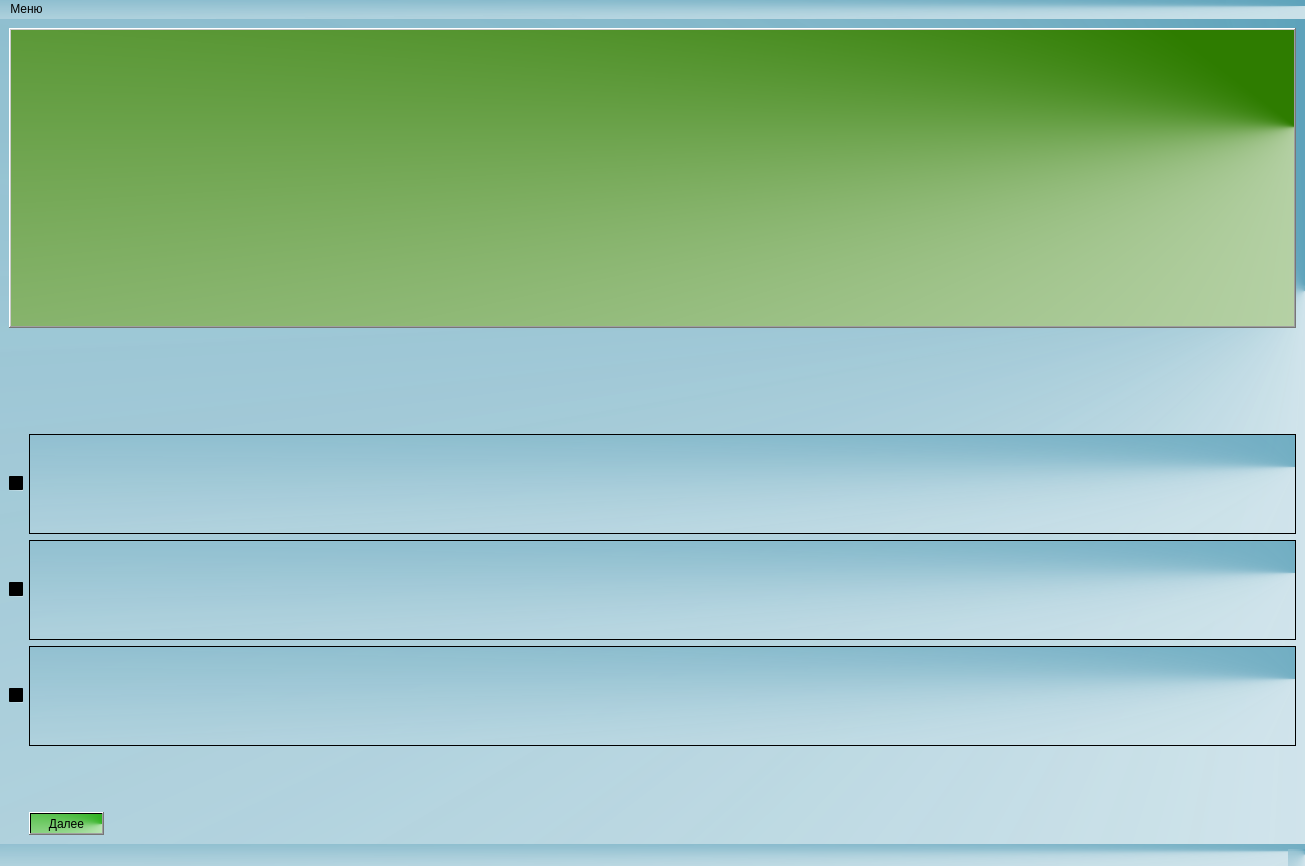
Old version of the form Test_design.ui in the repository meteoaza/Testing_application.
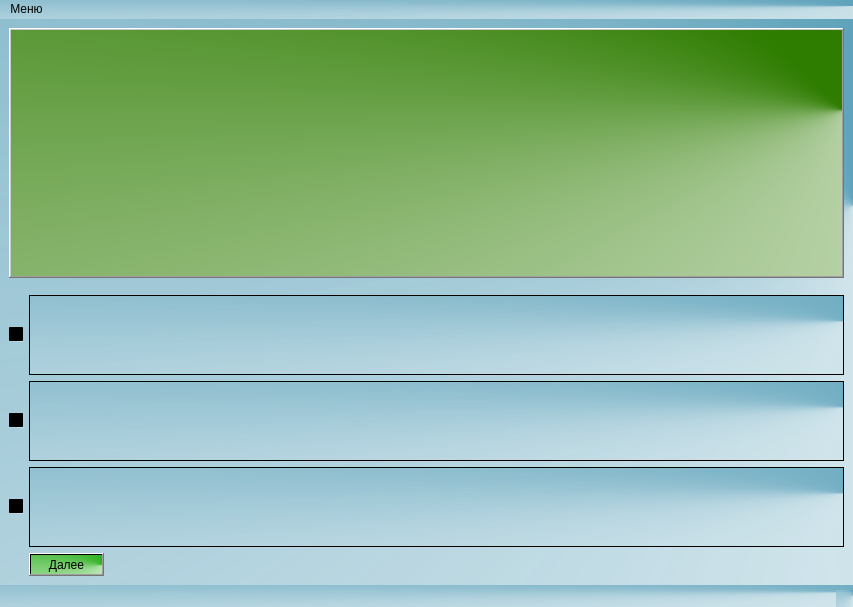
New version of the form.

```diff
--- a/Test_design.ui
+++ b/Test_design.ui
@@ -6,8 +6,8 @@
    <rect>
     <x>0</x>
     <y>0</y>
-    <width>1305</width>
-    <height>866</height>
+    <width>853</width>
+    <height>607</height>
    </rect>
   </property>
   <property name="sizePolicy">
@@ -18,8 +18,8 @@
   </property>
   <property name="minimumSize">
    <size>
-    <width>0</width>
-    <height>0</height>
+    <width>853</width>
+    <height>607</height>
    </size>
   </property>
   <property name="windowTitle">
@@ -71,7 +71,7 @@
         <property name="sizeHint" stdset="0">
          <size>
           <width>0</width>
-          <height>100</height>
+          <height>50</height>
          </size>
         </property>
        </spacer>
@@ -90,7 +90,7 @@
         <property name="minimumSize">
          <size>
           <width>0</width>
-          <height>300</height>
+          <height>250</height>
          </size>
         </property>
         <property name="font">
@@ -113,8 +113,8 @@
          <string>&lt;!DOCTYPE HTML PUBLIC &quot;-//W3C//DTD HTML 4.0//EN&quot; &quot;http://www.w3.org/TR/REC-html40/strict.dtd&quot;&gt;
 &lt;html&gt;&lt;head&gt;&lt;meta name=&quot;qrichtext&quot; content=&quot;1&quot; /&gt;&lt;style type=&quot;text/css&quot;&gt;
 p, li { white-space: pre-wrap; }
-&lt;/style&gt;&lt;/head&gt;&lt;body style=&quot; font-family:'MS Shell Dlg 2'; font-size:20pt; font-weight:600; font-style:normal;&quot;&gt;
-&lt;p style=&quot;-qt-paragraph-type:empty; margin-top:0px; margin-bottom:0px; margin-left:0px; margin-right:0px; -qt-block-indent:0; text-indent:0px; font-size:15pt;&quot;&gt;&lt;br /&gt;&lt;/p&gt;&lt;/body&gt;&lt;/html&gt;</string>
+&lt;/style&gt;&lt;/head&gt;&lt;body style=&quot; font-family:'Noto Sans'; font-size:20pt; font-weight:600; font-style:normal;&quot;&gt;
+&lt;p style=&quot;-qt-paragraph-type:empty; margin-top:0px; margin-bottom:0px; margin-left:0px; margin-right:0px; -qt-block-indent:0; text-indent:0px; font-family:'MS Shell Dlg 2'; font-size:15pt;&quot;&gt;&lt;br /&gt;&lt;/p&gt;&lt;/body&gt;&lt;/html&gt;</string>
         </property>
        </widget>
       </item>
@@ -142,13 +142,13 @@
         <property name="minimumSize">
          <size>
           <width>0</width>
-          <height>100</height>
+          <height>0</height>
          </size>
         </property>
         <property name="maximumSize">
          <size>
           <width>16777215</width>
-          <height>100</height>
+          <height>80</height>
          </size>
         </property>
         <property name="font">
@@ -184,13 +184,13 @@
         <property name="minimumSize">
          <size>
           <width>0</width>
-          <height>100</height>
+          <height>0</height>
          </size>
         </property>
         <property name="maximumSize">
          <size>
           <width>16777215</width>
-          <height>100</height>
+          <height>80</height>
          </size>
         </property>
         <property name="font">
@@ -226,13 +226,13 @@
         <property name="minimumSize">
          <size>
           <width>0</width>
-          <height>100</height>
+          <height>0</height>
          </size>
         </property>
         <property name="maximumSize">
          <size>
           <width>16777215</width>
-          <height>100</height>
+          <height>80</height>
          </size>
         </property>
         <property name="font">
@@ -253,8 +253,8 @@
     <rect>
      <x>0</x>
      <y>0</y>
-     <width>1305</width>
-     <height>21</height>
+     <width>853</width>
+     <height>30</height>
     </rect>
    </property>
    <widget class="QMenu" name="menu">
@@ -268,7 +268,17 @@
    </widget>
    <addaction name="menu"/>
   </widget>
-  <widget class="QStatusBar" name="statusbar"/>
+  <widget class="QStatusBar" name="statusbar">
+   <property name="font">
+    <font>
+     <weight>75</weight>
+     <bold>true</bold>
+    </font>
+   </property>
+   <property name="styleSheet">
+    <string notr="true">color: rgb(0, 0, 161);</string>
+   </property>
+  </widget>
   <action name="open">
    <property name="text">
     <string>Открыть</string>
```
Left out of the diff: 9 changed lines with no effect on the pictures.
